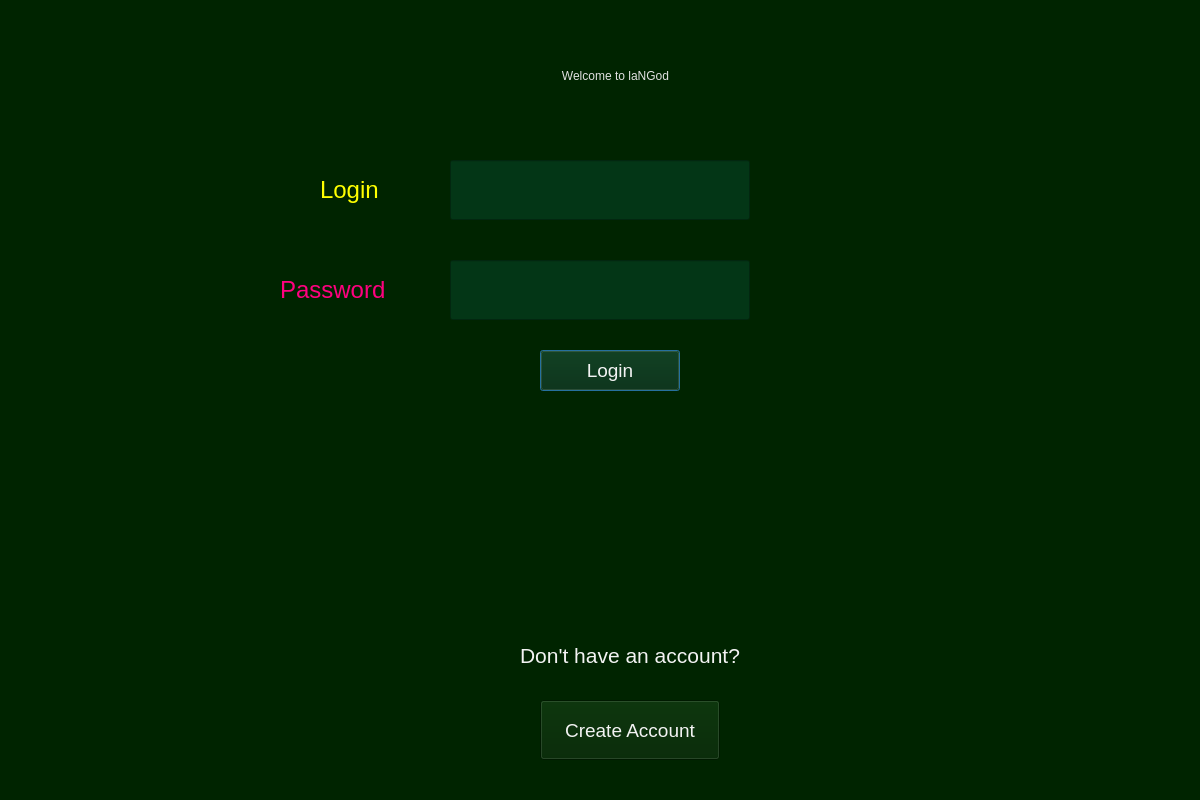
First picture: the form in WindowsGraphics/SignInWindow.ui, repository Skripkon/App-for-learning-English-LANGOD, before the edit.
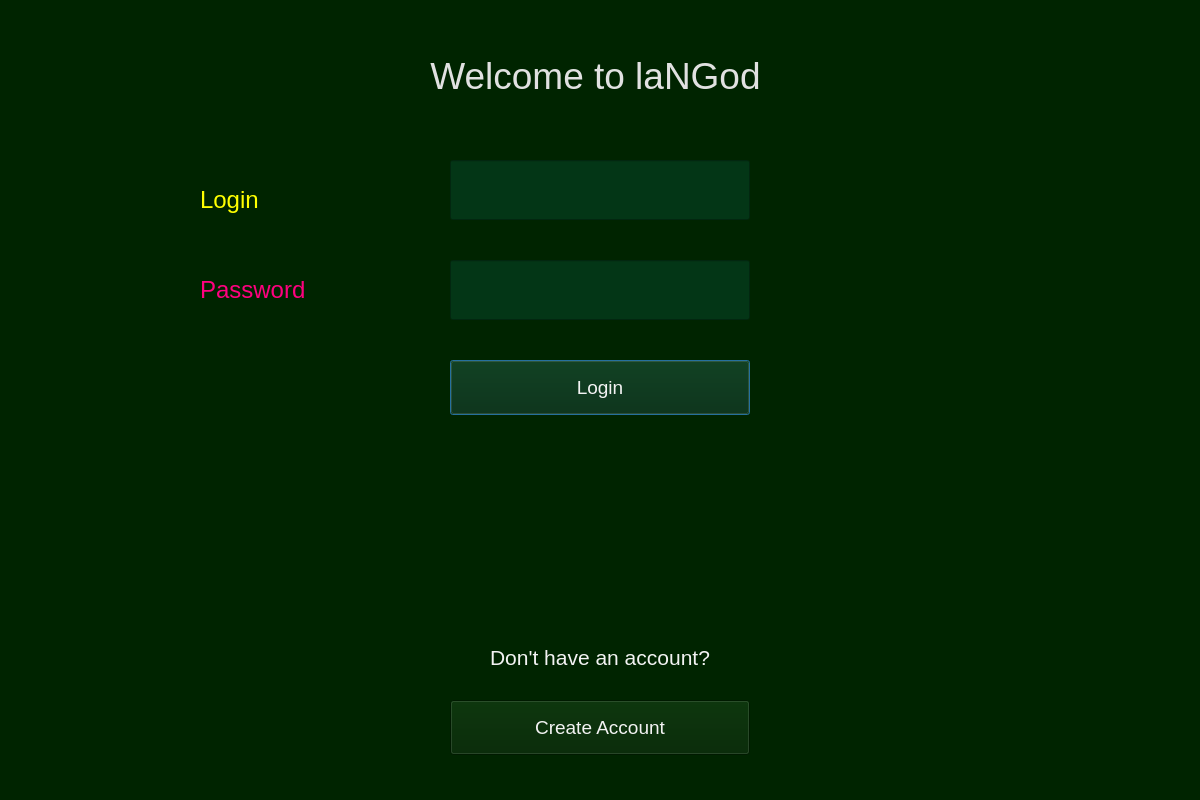
Second picture: the form after the edit.

```diff
--- a/WindowsGraphics/SignInWindow.ui
+++ b/WindowsGraphics/SignInWindow.ui
@@ -20,15 +20,14 @@
   <widget class="QLabel" name="label">
    <property name="geometry">
     <rect>
-     <x>380</x>
+     <x>370</x>
      <y>40</y>
-     <width>471</width>
+     <width>451</width>
      <height>71</height>
     </rect>
    </property>
    <property name="styleSheet">
-    <string notr="true">color:rgb(225, 225, 225); 
-font: 75 italic 30pt &quot;Z003&quot;;</string>
+    <string notr="true">color:rgb(225, 225, 225); font-size:28pt;</string>
    </property>
    <property name="text">
     <string>Welcome to laNGod</string>
@@ -37,24 +36,6 @@
     <set>Qt::AlignCenter</set>
    </property>
   </widget>
-  <widget class="QLabel" name="label_2">
-   <property name="geometry">
-    <rect>
-     <x>320</x>
-     <y>160</y>
-     <width>81</width>
-     <height>60</height>
-    </rect>
-   </property>
-   <property name="styleSheet">
-    <string notr="true">font-size:18pt; 
-color:rgb(255, 255, 0);
-border-color: rgb(255, 255, 255);</string>
-   </property>
-   <property name="text">
-    <string>Login</string>
-   </property>
-  </widget>
   <widget class="QLineEdit" name="email">
    <property name="geometry">
     <rect>
@@ -101,9 +82,9 @@
   <widget class="QLabel" name="label_3">
    <property name="geometry">
     <rect>
-     <x>280</x>
+     <x>200</x>
      <y>260</y>
-     <width>141</width>
+     <width>190</width>
      <height>60</height>
     </rect>
    </property>
@@ -119,10 +100,10 @@
   <widget class="QPushButton" name="loginbutton">
    <property name="geometry">
     <rect>
-     <x>540</x>
-     <y>350</y>
-     <width>140</width>
-     <height>41</height>
+     <x>450</x>
+     <y>360</y>
+     <width>300</width>
+     <height>55</height>
     </rect>
    </property>
    <property name="styleSheet">
@@ -138,10 +119,10 @@
   <widget class="QLabel" name="label_4">
    <property name="geometry">
     <rect>
-     <x>480</x>
+     <x>450</x>
      <y>630</y>
      <width>300</width>
-     <height>50</height>
+     <height>55</height>
     </rect>
    </property>
    <property name="styleSheet">
@@ -164,10 +145,10 @@
   <widget class="QPushButton" name="createaccbutton">
    <property name="geometry">
     <rect>
-     <x>540</x>
+     <x>450</x>
      <y>700</y>
-     <width>180</width>
-     <height>60</height>
+     <width>300</width>
+     <height>55</height>
     </rect>
    </property>
    <property name="styleSheet">
@@ -179,6 +160,24 @@
     <string>Create Account</string>
    </property>
   </widget>
+  <widget class="QLabel" name="label_2">
+   <property name="geometry">
+    <rect>
+     <x>200</x>
+     <y>170</y>
+     <width>190</width>
+     <height>60</height>
+    </rect>
+   </property>
+   <property name="styleSheet">
+    <string notr="true">font-size:18pt; 
+color:rgb(255, 255, 0);
+border-color: rgb(255, 255, 255);</string>
+   </property>
+   <property name="text">
+    <string>Login</string>
+   </property>
+  </widget>
   <zorder>label</zorder>
   <zorder>label_2</zorder>
   <zorder>password</zorder>
```
Left out of the diff: 2 changed lines with no effect on the pictures.
